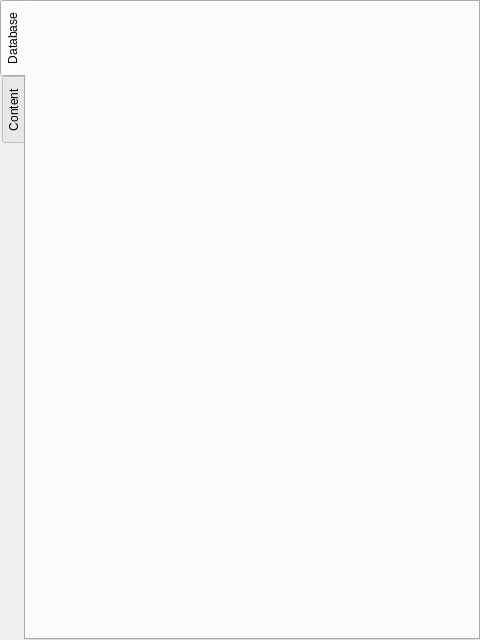
The window that itemcatalog.ui (sme-gmbh/smepowercad) describes before a commit, drawn with Qt 5.
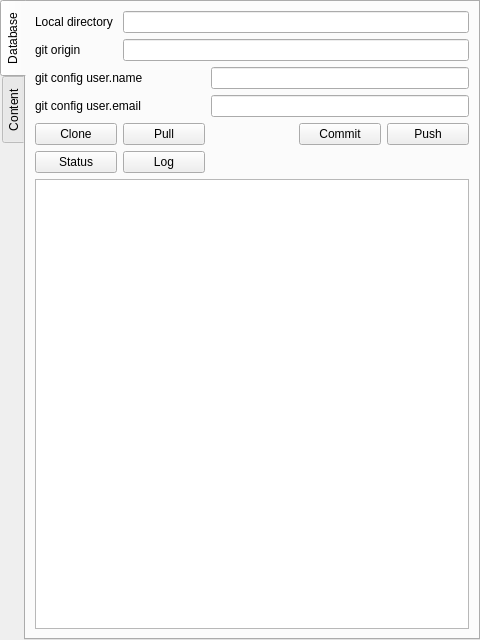
The same window after the commit. The open tabs and pages were chosen to show the change.

Commit message: Implemented database version control with git in itemcatalog.

```diff
--- a/itemcatalog.ui
+++ b/itemcatalog.ui
@@ -63,6 +63,185 @@
        <attribute name="title">
         <string>Database</string>
        </attribute>
+       <layout class="QGridLayout" name="gridLayout_3">
+        <item row="0" column="0">
+         <widget class="QLabel" name="label_5">
+          <property name="text">
+           <string>Local directory</string>
+          </property>
+         </widget>
+        </item>
+        <item row="0" column="1" colspan="4">
+         <widget class="QLineEdit" name="lineEdit_db_localDirectory">
+          <property name="sizePolicy">
+           <sizepolicy hsizetype="MinimumExpanding" vsizetype="Fixed">
+            <horstretch>0</horstretch>
+            <verstretch>0</verstretch>
+           </sizepolicy>
+          </property>
+         </widget>
+        </item>
+        <item row="1" column="0">
+         <widget class="QLabel" name="label_6">
+          <property name="text">
+           <string>git origin</string>
+          </property>
+         </widget>
+        </item>
+        <item row="1" column="1" colspan="4">
+         <widget class="QLineEdit" name="lineEdit_db_gitRemote">
+          <property name="sizePolicy">
+           <sizepolicy hsizetype="MinimumExpanding" vsizetype="Fixed">
+            <horstretch>0</horstretch>
+            <verstretch>0</verstretch>
+           </sizepolicy>
+          </property>
+         </widget>
+        </item>
+        <item row="2" column="0" colspan="2">
+         <widget class="QLabel" name="label_7">
+          <property name="text">
+           <string>git config user.name</string>
+          </property>
+         </widget>
+        </item>
+        <item row="2" column="2" colspan="3">
+         <widget class="QLineEdit" name="lineEdit_db_gitUserName">
+          <property name="sizePolicy">
+           <sizepolicy hsizetype="MinimumExpanding" vsizetype="Fixed">
+            <horstretch>0</horstretch>
+            <verstretch>0</verstretch>
+           </sizepolicy>
+          </property>
+         </widget>
+        </item>
+        <item row="3" column="0" colspan="2">
+         <widget class="QLabel" name="label_8">
+          <property name="text">
+           <string>git config user.email</string>
+          </property>
+         </widget>
+        </item>
+        <item row="3" column="2" colspan="3">
+         <widget class="QLineEdit" name="lineEdit_db_gitUserEmail">
+          <property name="sizePolicy">
+           <sizepolicy hsizetype="MinimumExpanding" vsizetype="Fixed">
+            <horstretch>0</horstretch>
+            <verstretch>0</verstretch>
+           </sizepolicy>
+          </property>
+         </widget>
+        </item>
+        <item row="4" column="0">
+         <widget class="QPushButton" name="pushButton_db_gitClone">
+          <property name="focusPolicy">
+           <enum>Qt::NoFocus</enum>
+          </property>
+          <property name="toolTip">
+           <string>&lt;html&gt;&lt;head/&gt;&lt;body&gt;&lt;p&gt;Clone takes an existing repository from a remote server (origin) and copies it into the local directory including the version history. You can only do this if you don't have a local working directory already.&lt;/p&gt;&lt;/body&gt;&lt;/html&gt;</string>
+          </property>
+          <property name="text">
+           <string>Clone</string>
+          </property>
+         </widget>
+        </item>
+        <item row="4" column="3">
+         <widget class="QPushButton" name="pushButton_db_gitCommit">
+          <property name="focusPolicy">
+           <enum>Qt::NoFocus</enum>
+          </property>
+          <property name="toolTip">
+           <string>&lt;html&gt;&lt;head/&gt;&lt;body&gt;&lt;p&gt;Commit includes the changes that have been made in the local directory to a version history point. You might want to do this after you changed something. After committing you can give your changes away to a server (origin) by executing Push.&lt;/p&gt;&lt;/body&gt;&lt;/html&gt;</string>
+          </property>
+          <property name="text">
+           <string>Commit</string>
+          </property>
+         </widget>
+        </item>
+        <item row="4" column="4">
+         <widget class="QPushButton" name="pushButton_db_gitPush">
+          <property name="focusPolicy">
+           <enum>Qt::NoFocus</enum>
+          </property>
+          <property name="toolTip">
+           <string>&lt;html&gt;&lt;head/&gt;&lt;body&gt;&lt;p&gt;Push saves all your committed changes to a server (origin). You must call Pull before Push if somebody else made changes on the server in the meantime. This will automatically merge your changes and the changes somebody else made.&lt;/p&gt;&lt;/body&gt;&lt;/html&gt;</string>
+          </property>
+          <property name="text">
+           <string>Push</string>
+          </property>
+         </widget>
+        </item>
+        <item row="5" column="0">
+         <widget class="QPushButton" name="pushButton_db_gitStatus">
+          <property name="focusPolicy">
+           <enum>Qt::NoFocus</enum>
+          </property>
+          <property name="toolTip">
+           <string>&lt;html&gt;&lt;head/&gt;&lt;body&gt;&lt;p&gt;Status displays the status of your local directory. Here you can see files you have not committed already.&lt;/p&gt;&lt;/body&gt;&lt;/html&gt;</string>
+          </property>
+          <property name="text">
+           <string>Status</string>
+          </property>
+         </widget>
+        </item>
+        <item row="6" column="0" colspan="5">
+         <widget class="QTextEdit" name="textEdit_terminalOutput">
+          <property name="sizePolicy">
+           <sizepolicy hsizetype="Expanding" vsizetype="MinimumExpanding">
+            <horstretch>0</horstretch>
+            <verstretch>0</verstretch>
+           </sizepolicy>
+          </property>
+          <property name="font">
+           <font>
+            <family>DejaVu Sans Mono</family>
+            <pointsize>8</pointsize>
+           </font>
+          </property>
+          <property name="acceptDrops">
+           <bool>false</bool>
+          </property>
+          <property name="inputMethodHints">
+           <set>Qt::ImhNone</set>
+          </property>
+          <property name="undoRedoEnabled">
+           <bool>false</bool>
+          </property>
+          <property name="lineWrapMode">
+           <enum>QTextEdit::NoWrap</enum>
+          </property>
+          <property name="readOnly">
+           <bool>true</bool>
+          </property>
+         </widget>
+        </item>
+        <item row="5" column="1">
+         <widget class="QPushButton" name="pushButton_db_gitLog">
+          <property name="focusPolicy">
+           <enum>Qt::NoFocus</enum>
+          </property>
+          <property name="toolTip">
+           <string>&lt;html&gt;&lt;head/&gt;&lt;body&gt;&lt;p&gt;Log displays the commit history.&lt;/p&gt;&lt;/body&gt;&lt;/html&gt;</string>
+          </property>
+          <property name="text">
+           <string>Log</string>
+          </property>
+         </widget>
+        </item>
+        <item row="4" column="1">
+         <widget class="QPushButton" name="pushButton_db_gitPull">
+          <property name="focusPolicy">
+           <enum>Qt::NoFocus</enum>
+          </property>
+          <property name="toolTip">
+           <string>&lt;html&gt;&lt;head/&gt;&lt;body&gt;&lt;p&gt;Pull takes the latest changes from the remote server and merges these changes into the local directory. This can only be done if no changes were made locally or all local changes have been committed.&lt;/p&gt;&lt;/body&gt;&lt;/html&gt;</string>
+          </property>
+          <property name="text">
+           <string>Pull</string>
+          </property>
+         </widget>
+        </item>
+       </layout>
       </widget>
       <widget class="QWidget" name="tab_content">
        <attribute name="title">
```
Left out of the diff: 2 changed lines with no effect on the pictures. The commit also changes 2 other files.
